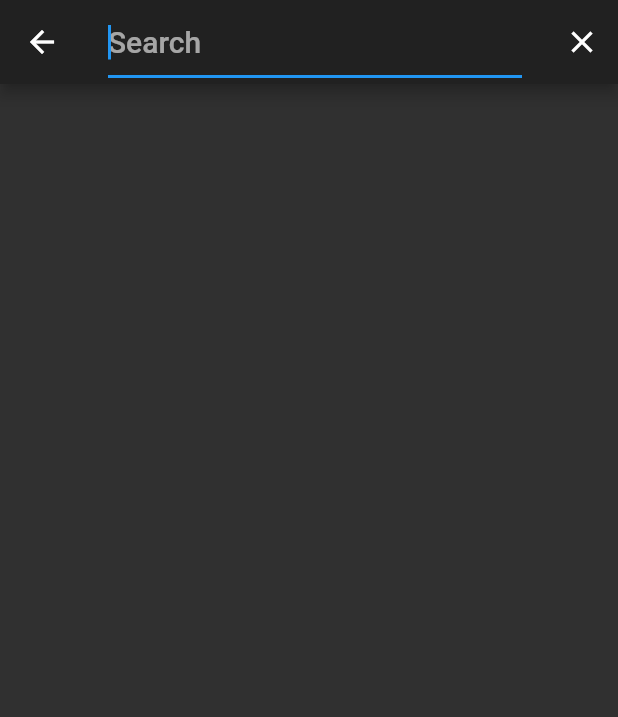
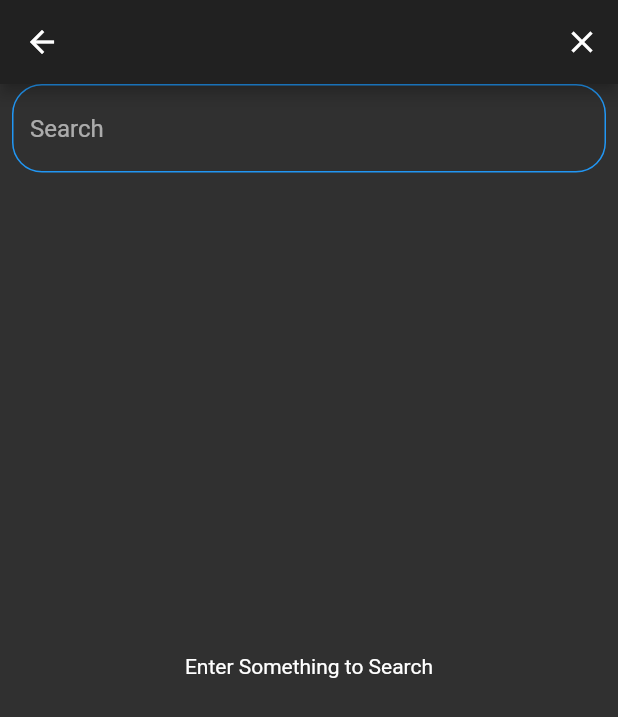
Before and after one commit to rpriyanshu9/Movie-App, a Flutter app: the screen it shows after launch, after a tap on the "search" icon, on a phone screen of 412 x 824 dp. Shown: the top 717 px of the screen. Run offline on Flutter 3.47's test engine with Material 2 defaults, Android fonts, the phone set to English and light mode, and no system bars; network calls fail.

Commit message:
fixed search bar issue

```diff
--- a/lib/home/home_page.dart
+++ b/lib/home/home_page.dart
@@ -1,9 +1,5 @@
-import 'dart:convert';
-
 import 'package:flutter/material.dart';
-import 'package:http/http.dart' as http;
-import 'package:movie_app/screens/moviedetails.dart';
-import 'package:movie_app/shared/api_key.dart';
+import 'package:movie_app/home/search.dart';
 import 'package:movie_app/shared/config.dart';
 import 'package:movie_app/shared/dark_theme.dart';
 import 'package:movie_app/widgets/popular_movie_tab.dart';
@@ -76,7 +72,9 @@ class _MyHomePageState extends State<MyHomePage>
           IconButton(
             icon: Icon(Icons.search),
             onPressed: () {
-              showSearch(context: context, delegate: MovieSearch());
+              Navigator.push(context, MaterialPageRoute(builder: (context) {
+                return SearchBar();
+              }));
             },
           )
         ],
@@ -95,102 +93,101 @@ class _MyHomePageState extends State<MyHomePage>
   }
 }
 
-class MovieSearch extends SearchDelegate {
-  Map searchResults;
-  bool searchLoaded = false;
-
-  Future getSearchResults(String myquery) async {
-    if (myquery == "") {
-      searchResults = null;
-    } else {
-      http.Response response = await http.get(
-          "https://api.themoviedb.org/3/search/movie?api_key=${apiKey}&language=en-US&query=$myquery&page=1&include_adult=false");
-      // if (response.statusCode==200){
-      searchResults = json.decode(response.body);
-    }
-    print(searchResults);
-    if (searchResults != null) {
-      searchLoaded = true;
-    } else {
-      searchLoaded = false;
-    }
-  }
-
-  @override
-  ThemeData appBarTheme(BuildContext context) {
-    return Theme.of(context);
-  }
-
-  @override
-  List<Widget> buildActions(BuildContext context) {
-    return [
-      IconButton(
-          icon: Icon(Icons.close),
-          onPressed: () {
-            query = "";
-          })
-    ];
-  }
-
-  @override
-  Widget buildLeading(BuildContext context) {
-    return IconButton(
-      icon: Icon(Icons.arrow_back),
-      onPressed: () {
-        close(context, null);
-      },
-    );
-  }
-
-  @override
-  Widget buildResults(BuildContext context) {
-    return Container(
-        child: ListView.builder(
-      itemCount: searchResults["results"].length ?? 0,
-      physics: BouncingScrollPhysics(),
-      itemBuilder: (context, index) {
-        return ListTile(
-          title: Text(searchResults["results"][index]['original_title']),
-          onTap: () {
-            Navigator.push(
-                context,
-                MaterialPageRoute(
-                  builder: (context) => PopularMovie(
-                      movieId: searchResults["results"][index]['id']),
-                ));
-          },
-        );
-      },
-    ));
-  }
-
-  @override
-  Widget buildSuggestions(BuildContext context) {
-    getSearchResults(query);
-    return Container(
-      child: (!searchLoaded)
-          ? Container()
-          : ListView.builder(
-              itemCount: (searchResults["results"] == null)
-                  ? 0
-                  : searchResults["results"].length,
-              physics: BouncingScrollPhysics(),
-              itemBuilder: (context, index) {
-                return ListTile(
-                  title:
-                      Text(searchResults["results"][index]['original_title']),
-                  onTap: () {
-// query=searchResults["results"][index]['original_title'];
-                    Navigator.push(
-                        context,
-                        MaterialPageRoute(
-                          builder: (context) => PopularMovie(
-                              movieId: searchResults["results"][index]['id']),
-                        ));
-                  },
-                );
-              },
-            ),
-    );
-  }
-}
+// class MovieSearch extends SearchDelegate {
+//   Map searchResults;
+//   bool searchLoaded = false;
+//
+//   Future getSearchResults() async {
+//     if (query == "") {
+//       searchResults = null;
+//     } else {
+//       http.Response response = await http.get(
+//           "https://api.themoviedb.org/3/search/movie?api_key=${apiKey}&language=en-US&query=$query&page=1&include_adult=false");
+//       // if (response.statusCode==200){
+//       searchResults = json.decode(response.body);
+//     }
+//     print(searchResults);
+//     if (searchResults != null) {
+//       searchLoaded = true;
+//     } else {
+//       searchLoaded = false;
+//     }
+//   }
+//
+//   @override
+//   ThemeData appBarTheme(BuildContext context) {
+//     return Theme.of(context);
+//   }
+//
+//   @override
+//   List<Widget> buildActions(BuildContext context) {
+//     return [
+//       IconButton(
+//           icon: Icon(Icons.close),
+//           onPressed: () {
+//             query = "";
+//           })
+//     ];
+//   }
+//
+//   @override
+//   Widget buildLeading(BuildContext context) {
+//     return IconButton(
+//       icon: Icon(Icons.arrow_back),
+//       onPressed: () {
+//         close(context, null);
+//       },
+//     );
+//   }
+//
+//   @override
+//   Widget buildResults(BuildContext context) {
+//     return Container(
+//         child: ListView.builder(
+//       itemCount: searchResults["results"].length ?? 0,
+//       physics: BouncingScrollPhysics(),
+//       itemBuilder: (context, index) {
+//         return ListTile(
+//           title: Text(searchResults["results"][index]['original_title']),
+//           onTap: () {
+//             Navigator.push(
+//                 context,
+//                 MaterialPageRoute(
+//                   builder: (context) => PopularMovie(
+//                       movieId: searchResults["results"][index]['id']),
+//                 ));
+//           },
+//         );
+//       },
+//     ));
+//   }
+//
+//   @override
+//   Widget buildSuggestions(BuildContext context) {
+//     getSearchResults();
+//     return Container(
+//       child: (!searchLoaded)
+//           ? Container()
+//           : ListView.builder(
+//               itemCount: (searchResults["results"] == null)
+//                   ? 0
+//                   : searchResults["results"].length,
+//               physics: BouncingScrollPhysics(),
+//               itemBuilder: (context, index) {
+//                 return ListTile(
+//                   title:
+//                       Text(searchResults["results"][index]['original_title']),
+//                   onTap: () {
+//                     Navigator.push(
+//                         context,
+//                         MaterialPageRoute(
+//                           builder: (context) => PopularMovie(
+//                               movieId: searchResults["results"][index]['id']),
+//                         ));
+//                   },
+//                 );
+//               },
+//             ),
+//     );
+//   }
+// }
--- /dev/null
+++ b/lib/home/search.dart
@@ -0,0 +1,140 @@
+import 'dart:async';
+import 'dart:convert';
+
+import 'package:flutter/material.dart';
+import 'package:http/http.dart' as http;
+import 'package:movie_app/screens/moviedetails.dart';
+import 'package:movie_app/shared/api_key.dart';
+
+class SearchBar extends StatefulWidget {
+  @override
+  _SearchBarState createState() => _SearchBarState();
+}
+
+class _SearchBarState extends State<SearchBar> {
+  Timer searchOnStoppedTyping;
+  Timer timer;
+  TextEditingController textController;
+  Map searchResults;
+  bool searchLoaded = false;
+
+  Future getSearchResults() async {
+    if (textController.text == "") {
+      searchResults = null;
+    } else {
+      http.Response response = await http.get(
+          "https://api.themoviedb.org/3/search/movie?api_key=${apiKey}&language=en-US&query=${textController.text}&page=1&include_adult=false");
+      // if (response.statusCode==200){
+      searchResults = json.decode(response.body);
+    }
+    if (searchResults != null) {
+      setState(() {
+        searchLoaded = true;
+      });
+    } else {
+      setState(() {
+        searchLoaded = false;
+      });
+    }
+  }
+
+  // @override
+  // void dispose() {
+  //   // TODO: implement dispose
+  //   super.dispose();
+  //   textController.text = "";
+  //   searchResults = {};
+  //   textController.dispose();
+  // }
+
+  @override
+  void initState() {
+    // TODO: implement initState
+    super.initState();
+    textController = TextEditingController();
+    textController.addListener(() {
+      setState(() {});
+    });
+  }
+
+  @override
+  Widget build(BuildContext context) {
+    return Scaffold(
+      appBar: AppBar(
+        leading: IconButton(
+            icon: Icon(Icons.arrow_back),
+            onPressed: () {
+              Navigator.pop(context);
+            }),
+        actions: [
+          IconButton(
+            icon: Icon(Icons.close),
+            onPressed: () {
+              setState(() {
+                textController.text = "";
+              });
+            },
+          )
+        ],
+      ),
+      body: ListView(
+        children: <Widget>[
+          Container(
+            width: MediaQuery.of(context).size.width,
+            child: Padding(
+              padding: const EdgeInsets.symmetric(horizontal: 8.0),
+              child: TextField(
+                decoration: InputDecoration(
+                    hintText: "Search",
+                    hintStyle: TextStyle(
+                      fontSize: 16.0,
+                    ),
+                    focusedBorder: OutlineInputBorder(
+                        borderSide: BorderSide(color: Colors.blue, width: 1.0),
+                        borderRadius: BorderRadius.all(Radius.circular(20.0))),
+                    enabledBorder: OutlineInputBorder(
+                        borderSide: BorderSide(color: Colors.blue, width: 1.0),
+                        borderRadius: BorderRadius.all(Radius.circular(20.0)))),
+                controller: textController,
+                onChanged: (value) {
+                  setState(() {
+                    getSearchResults();
+                  });
+                },
+              ),
+            ),
+          ), // ye search bar wala container hai
+          Container(
+            height: MediaQuery.of(context).size.height * 0.8,
+            child: (!searchLoaded || textController.text == "")
+                ? Container(
+                    child: Center(child: Text("Enter Something to Search")),
+                  )
+                : Container(
+                    child: ListView.builder(
+                      shrinkWrap: true,
+                      itemCount: searchResults["results"].length,
+                      physics: ScrollPhysics(),
+                      itemBuilder: (context, index) {
+                        return ListTile(
+                          title: Text(searchResults["results"][index]
+                              ['original_title']),
+                          onTap: () {
+                            Navigator.push(
+                                context,
+                                MaterialPageRoute(
+                                  builder: (context) => PopularMovie(
+                                      movieId: searchResults["results"][index]
+                                          ['id']),
+                                ));
+                          },
+                        );
+                      },
+                    ),
+                  ),
+          )
+        ],
+      ),
+    );
+  }
+}
```
